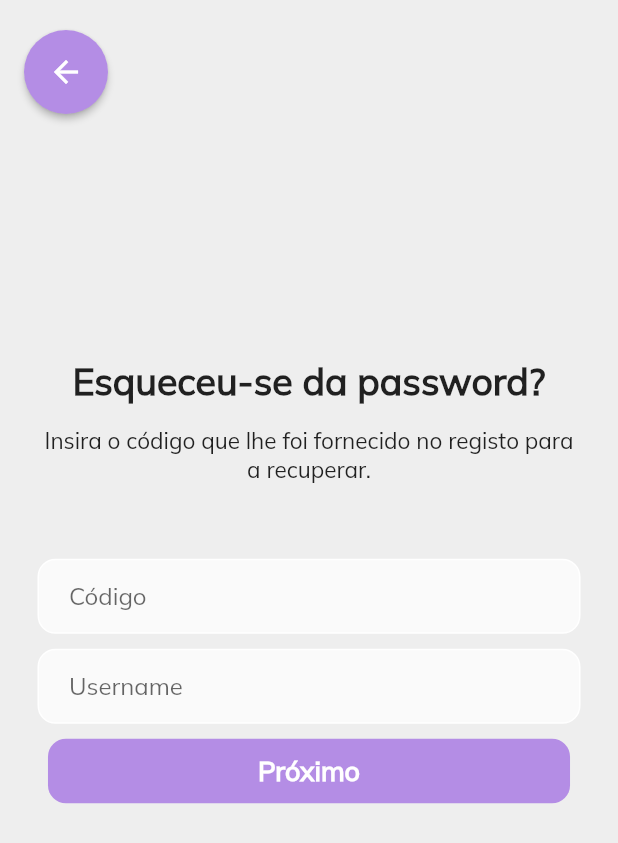
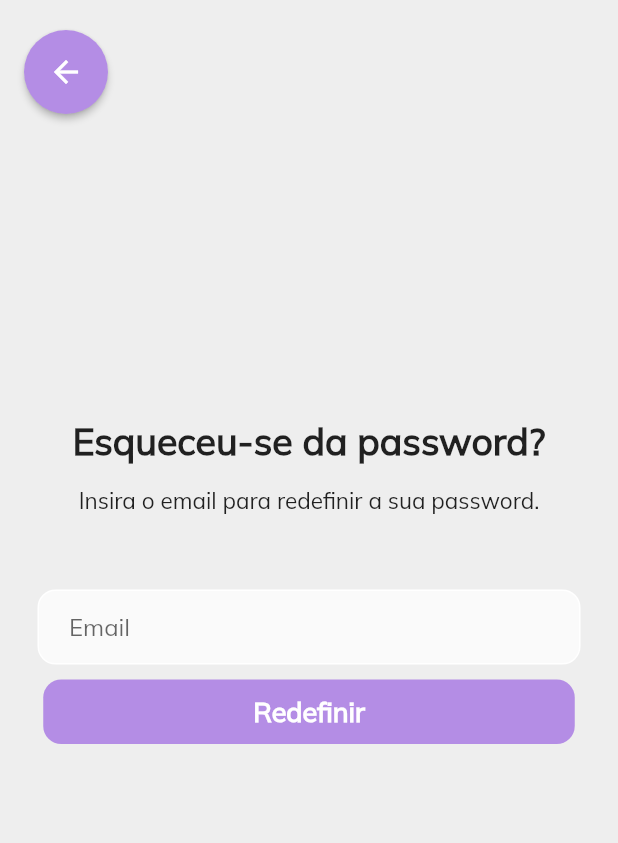
Before and after one commit to MartaMariz/PI_PCAs, a Flutter app: the screen it shows after launch, after a tap on "Esqueceu-se da password?", on a phone screen of 412 x 824 dp. Shown: the top 843 px of the screen. Run offline on Flutter 3.47's test engine with Material 2 defaults, Android fonts, the phone set to English and light mode, and no system bars; our stand-ins replace cloud_firestore, firebase_auth, firebase_core; accounts and stored records are empty.

Commit message:
ForgotPassword working with firebase

```diff
--- a/lib/view/pages/auth/login_code_view.dart
+++ b/lib/view/pages/auth/forgot_password.dart
@@ -4,31 +4,46 @@ import 'package:pi_pcas/view/pages/auth/auth_page_view.dart';
 import 'package:pi_pcas/view/pages/auth/reset_password_view.dart';
 import 'package:pi_pcas/view/pages/home_page_view.dart';
 
+import '../../../services/auth.dart';
 import '../../../theme.dart';
 import '../wrapper.dart';
 
-class LoginCodePage extends StatefulWidget{
-  const LoginCodePage({Key? key}): super(key: key);
+class ForgotPassword extends StatefulWidget{
+  const ForgotPassword({Key? key}): super(key: key);
 
   @override
-  _LoginCodePage createState() => _LoginCodePage();
+  _ForgotPassword createState() => _ForgotPassword();
 
 }
 
 
-class _LoginCodePage extends State<LoginCodePage>{
+class _ForgotPassword extends State<ForgotPassword>{
   //controllers
-  final _usernameController = TextEditingController();
-  final _codeController = TextEditingController();
+  final _emailController = TextEditingController();
 
+  final AuthService _auth = AuthService();
   Future resetPassword() async{
-    //usar os controllers.text e tals
-    if (mounted){
-      Navigator.pushReplacement(
-          context,
-          MaterialPageRoute(builder: (context) => Wrapper(),)
+
+    dynamic result = await _auth.resetPassword(_emailController.text.trim());
+    if (result == null) {
+      ScaffoldMessenger.of(context).showSnackBar(
+        const SnackBar(content: Text('Email não é válido')),
       );
+      return;
+    } else {
+      print("go off sis");
+      ScaffoldMessenger.of(context).showSnackBar(
+        const SnackBar(content: Text('Aceda ao seu email para redefinir a password.')),
+      );
+      Navigator.pop(context);
     }
+
+  }
+
+  @override
+  void dispose(){
+    _emailController.dispose();
+    super.dispose();
   }
 
   @override
@@ -77,7 +92,7 @@ class _LoginCodePage extends State<LoginCodePage>{
                     const SizedBox(height: 15,),
                     const Padding(
                         padding: EdgeInsets.symmetric( horizontal: 25.0),
-                        child : Text('Insira o código que lhe foi fornecido no registo para a recuperar.',
+                        child : Text('Insira o email para redefinir a sua password.',
                           style: TextStyle(
                             fontSize: 15,
                           ),
@@ -86,30 +101,8 @@ class _LoginCodePage extends State<LoginCodePage>{
                     ),
                     const SizedBox( height: 50,),
 
-                    //code input
-                    Padding( padding: const EdgeInsets.symmetric(horizontal: 25.0),
-                        child: Container(
-                            decoration: BoxDecoration(
-                              color: Colors.grey[50],
-                              border: Border.all(color: Colors.white),
-                              borderRadius: BorderRadius.circular(12),
-                            ),
-                            child:  Padding(
-                                padding: const EdgeInsets.only(left: 20.0),
-                                child: TextField(
-                                  controller: _codeController,
-                                  decoration: const InputDecoration(
-                                      border: InputBorder.none,
-                                      hintText: 'Código'
-                                  ),
-                                )
-                            )
-                        )
-                    ),
-                    const SizedBox( height: 10,),
 
-
-                    //username input
+                    //email input
                     Padding( padding: const EdgeInsets.symmetric(horizontal: 25.0),
                         child: Container(
                             decoration: BoxDecoration(
@@ -120,10 +113,10 @@ class _LoginCodePage extends State<LoginCodePage>{
                             child: Padding(
                                 padding: const EdgeInsets.only(left: 20.0),
                                 child: TextField(
-                                  controller: _usernameController,
+                                  controller: _emailController,
                                   decoration: const InputDecoration(
                                       border: InputBorder.none,
-                                      hintText: 'Username'
+                                      hintText: 'Email'
                                   ),
                                 )
 
@@ -143,7 +136,7 @@ class _LoginCodePage extends State<LoginCodePage>{
                               borderRadius: BorderRadius.circular(12),
                             ),
                             child: const Text(
-                                'Próximo',
+                                'Redefinir',
                                 style: TextStyle(
                                     color:  Colors.white,
                                     fontWeight: FontWeight.bold,
--- a/lib/view/pages/auth/login_view.dart
+++ b/lib/view/pages/auth/login_view.dart
@@ -5,7 +5,7 @@ import 'package:pi_pcas/view/pages/home_page_view.dart';
 import '../../../services/auth.dart';
 import '../../../theme.dart';
 import '../wrapper.dart';
-import 'login_code_view.dart';
+import 'forgot_password.dart';
 
 class LoginPage extends StatefulWidget{
   final VoidCallback showRegisterPage;
@@ -121,7 +121,7 @@ class _LoginPage extends State<LoginPage>{
               GestureDetector(
                 onTap: (){
                   Navigator.pushReplacement(
-                    context, MaterialPageRoute(builder: (context) => const LoginCodePage()
+                    context, MaterialPageRoute(builder: (context) => const ForgotPassword()
                   )
                   );
                 },
```
Also changed, not shown: lib/services/auth.dart (+7 -46 lines), pubspec.lock.
